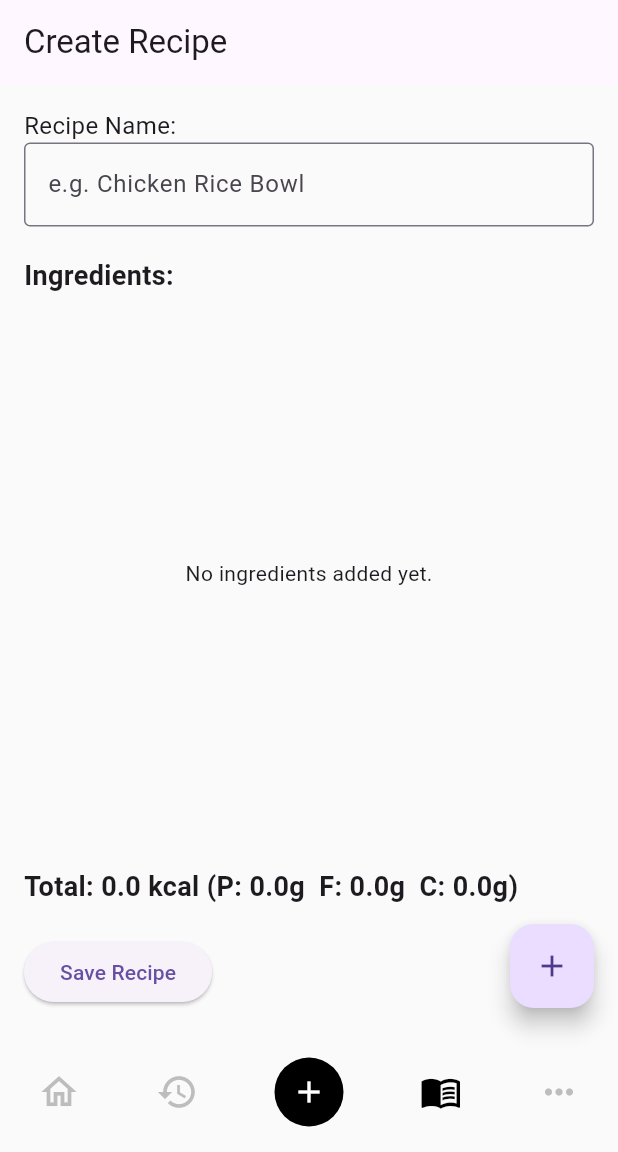
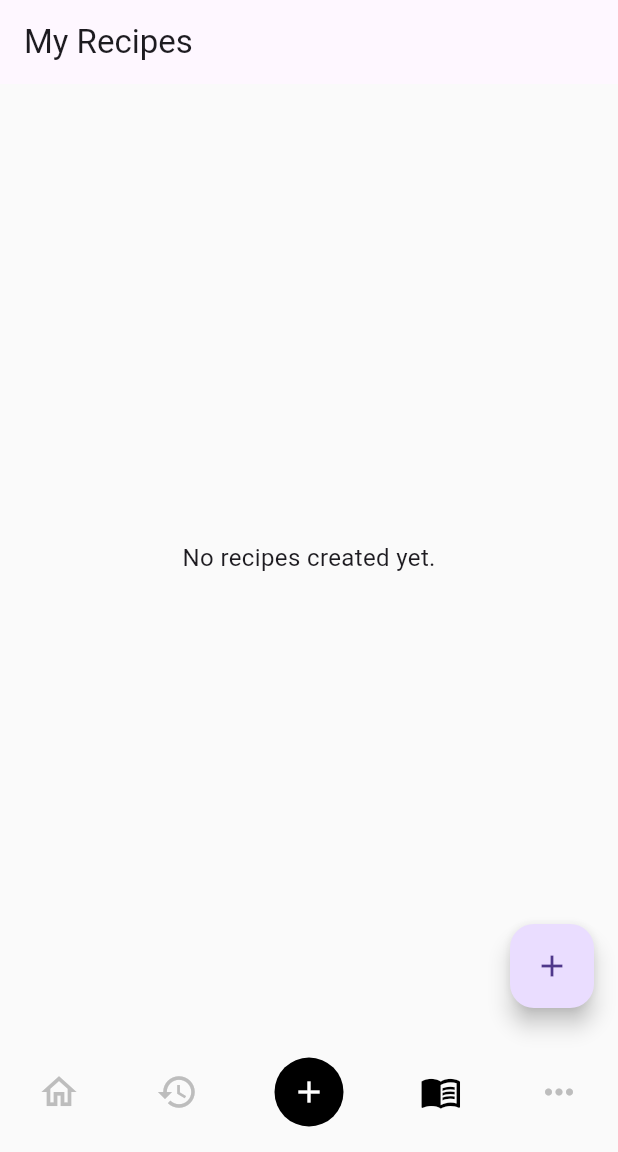
Before and after one commit to okkaraungaung/EatSmart, a Flutter app: the screen it shows after launch, item 4 of the bottom bar chosen, on a phone screen of 412 x 824 dp, the part 84-1236 px from its top. Run offline on Flutter 3.47's test engine with Material 3 defaults, Android fonts, the phone set to English and light mode, and no system bars.

Commit message:
feat: recipe screen to store data

```diff
--- a/lib/home_screen.dart
+++ b/lib/home_screen.dart
@@ -1,9 +1,9 @@
 import 'package:flutter/material.dart';
 import 'food_search_screen.dart';
 import 'history_screen.dart';
-import 'recipe_builder_screen.dart';
 import 'more_screen.dart';
 import 'profile_screen.dart';
+import 'recipe_screen.dart';
 
 class HomeScreen extends StatefulWidget {
   const HomeScreen({super.key});
@@ -30,7 +30,7 @@ class _HomeScreenState extends State<HomeScreen> {
     _screens = [
       _buildHomeContent(),
       const HistoryScreen(date: '2025-11-06'),
-      const RecipeBuilderScreen(),
+      const RecipeScreen(),
       const MoreScreen(),
     ];
   }
--- a/lib/recipe_builder_screen.dart
+++ b/lib/recipe_builder_screen.dart
@@ -75,11 +75,12 @@ class _RecipeBuilderScreenState extends State<RecipeBuilderScreen> {
                       itemCount: ingredients.length,
                       itemBuilder: (context, index) {
                         final i = ingredients[index];
+                        final cal = (i["calories"] ?? 0.0) as double;
                         return Card(
                           child: ListTile(
-                            title: Text(i["label"]),
+                            title: Text(i["label"] ?? "Ingredient"),
                             subtitle: Text(
-                              "${i["grams"]} g • ${i["calories"].toStringAsFixed(1)} kcal",
+                              "${i["grams"]} g • ${cal.toStringAsFixed(1)} kcal",
                             ),
                             trailing: IconButton(
                               icon: const Icon(Icons.delete),
@@ -123,7 +124,7 @@ class _RecipeBuilderScreenState extends State<RecipeBuilderScreen> {
                   "totalCarbs": totalCarbs,
                 };
 
-                Navigator.pop(context, recipe);
+                Navigator.pop(context, recipe); //go back & return recipe
               },
               child: const Text("Save Recipe"),
             ),
--- /dev/null
+++ b/lib/recipe_screen.dart
@@ -0,0 +1,58 @@
+import 'package:flutter/material.dart';
+import 'recipe_builder_screen.dart';
+
+class RecipeScreen extends StatefulWidget {
+  const RecipeScreen({super.key});
+
+  @override
+  State<RecipeScreen> createState() => _RecipeScreenState();
+}
+
+class _RecipeScreenState extends State<RecipeScreen> {
+  List<Map<String, dynamic>> savedRecipes = [];
+
+  Future<void> _openBuilder() async {
+    final result = await Navigator.push(
+      context,
+      MaterialPageRoute(builder: (_) => const RecipeBuilderScreen()),
+    );
+
+    if (result != null && result is Map<String, dynamic>) {
+      setState(() {
+        savedRecipes.add(result);
+      });
+    }
+  }
+
+  @override
+  Widget build(BuildContext context) {
+    return Scaffold(
+      appBar: AppBar(title: const Text("My Recipes")),
+      floatingActionButton: FloatingActionButton(
+        onPressed: _openBuilder,
+        child: const Icon(Icons.add),
+      ),
+      body: savedRecipes.isEmpty
+          ? const Center(
+              child: Text(
+                "No recipes created yet.",
+                style: TextStyle(fontSize: 16),
+              ),
+            )
+          : ListView.builder(
+              itemCount: savedRecipes.length,
+              itemBuilder: (context, index) {
+                final r = savedRecipes[index];
+                final total = (r["totalCalories"] ?? 0.0) as double;
+
+                return Card(
+                  child: ListTile(
+                    title: Text(r["name"] ?? "Untitled Recipe"),
+                    subtitle: Text("${total.toStringAsFixed(1)} kcal"),
+                  ),
+                );
+              },
+            ),
+    );
+  }
+}
```
